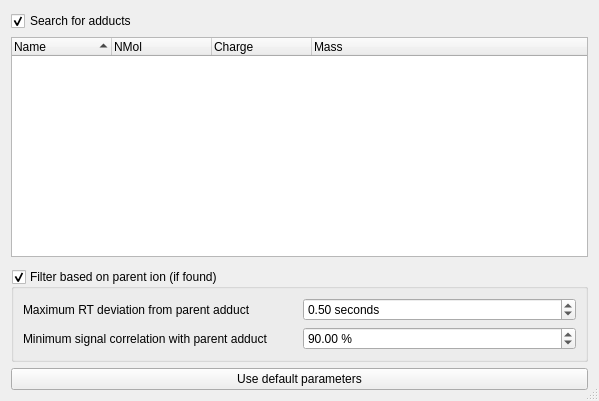
The window that src/gui/mzroll/forms/adductwidget.ui (ElucidataInc/ElMaven) describes before a commit, drawn with Qt 5.
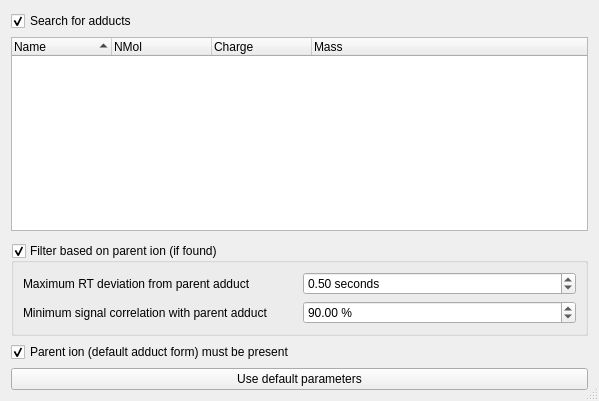
The same window after the commit.

Commit message: [Ftr] Option to mandate presence of parent ion

Diff of the .ui file:
```diff
--- a/src/gui/mzroll/forms/adductwidget.ui
+++ b/src/gui/mzroll/forms/adductwidget.ui
@@ -180,6 +180,16 @@
      </item>
     </layout>
    </item>
+   <item>
+    <widget class="QCheckBox" name="parentAdductRequired">
+     <property name="text">
+      <string>Parent ion (default adduct form) must be present</string>
+     </property>
+     <property name="checked">
+      <bool>true</bool>
+     </property>
+    </widget>
+   </item>
    <item>
     <widget class="QPushButton" name="resetToDefaults">
      <property name="text">
```
The commit also changes 16 other files.
